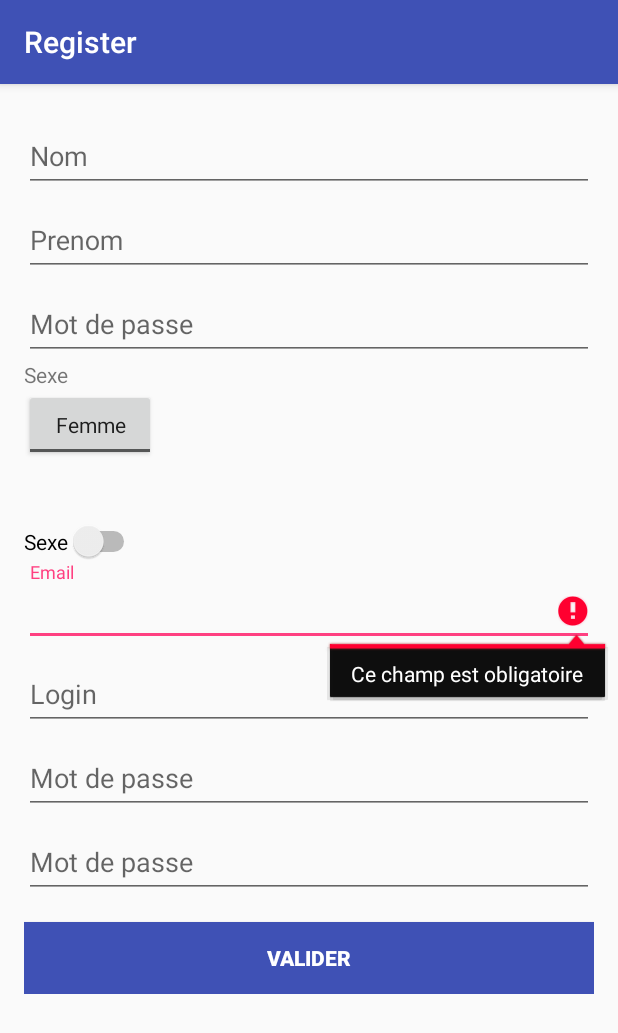
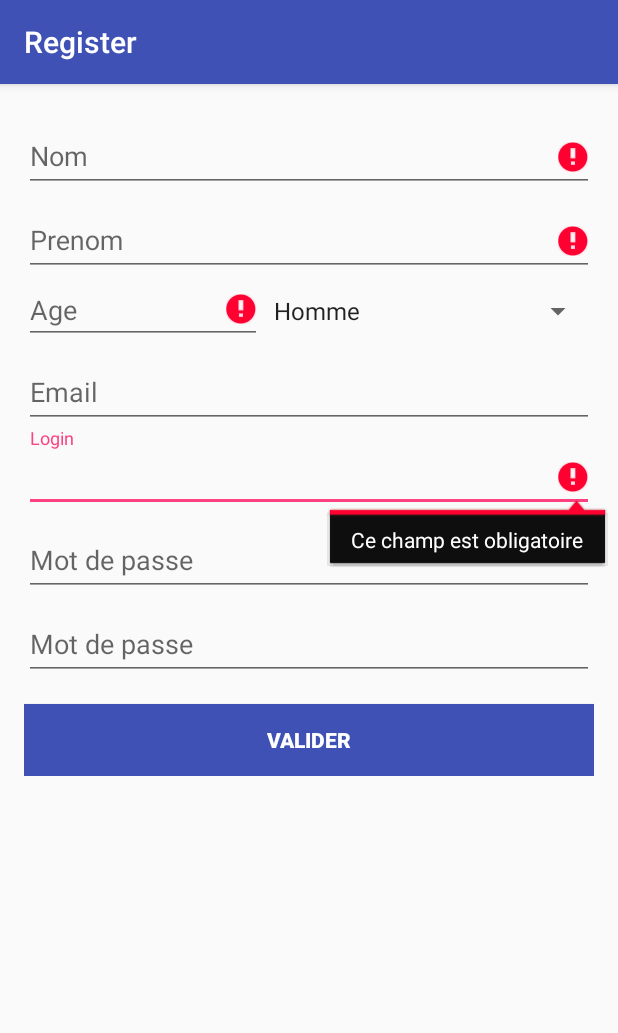
Before and after one commit to DherJ/Terrasport, an Android app: the RegisterActivity screen opened directly, with no data from a screen before it, after a tap on "VALIDER", on a phone screen of 412 x 824 dp. Shown: the top 1033 px of the screen. Run offline under Robolectric (Android 15) with nearby library versions, the phone set to English and light mode, and no system bars; libraries missing offline, so code that uses them is left out: org.springframework.http, org.springframework.util, org.springframework.web; 4 statements that could not run were skipped.

Commit message:
mise à jour RegisterActivity

```diff
--- a/app/src/main/java/com/terrasport/activity/RegisterActivity.java
+++ b/app/src/main/java/com/terrasport/activity/RegisterActivity.java
@@ -18,12 +18,11 @@ import android.view.KeyEvent;
 import android.view.View;
 import android.view.View.OnClickListener;
 import android.view.inputmethod.EditorInfo;
-import android.widget.ArrayAdapter;
-import android.widget.AutoCompleteTextView;
+import android.widget.AdapterView;
 import android.widget.Button;
 import android.widget.EditText;
+import android.widget.Spinner;
 import android.widget.TextView;
-import android.widget.ToggleButton;
 
 import com.google.android.gms.appindexing.Action;
 import com.google.android.gms.appindexing.AppIndex;
@@ -32,9 +31,9 @@ import com.google.android.gms.common.api.GoogleApiClient;
 import com.terrasport.R;
 import com.terrasport.model.Utilisateur;
 
-import org.springframework.http.converter.FormHttpMessageConverter;
-import org.springframework.http.converter.HttpMessageConverter;
+import org.springframework.http.ResponseEntity;
 import org.springframework.http.converter.StringHttpMessageConverter;
+import org.springframework.http.converter.json.MappingJacksonHttpMessageConverter;
 import org.springframework.util.LinkedMultiValueMap;
 import org.springframework.util.MultiValueMap;
 import org.springframework.web.client.RestTemplate;
@@ -54,11 +53,17 @@ public class RegisterActivity extends AppCompatActivity implements LoaderCallbac
     private Utilisateur utilisateur;
 
     // UI references.
-    private AutoCompleteTextView mEmailView;
-    private EditText mPasswordView;
     private View mProgressView;
     private View mLoginFormView;
-    private ToggleButton toggleButton;
+
+    private EditText nomView;
+    private EditText prenomView;
+    private EditText mailView;
+    private EditText loginView;
+    private EditText ageView;
+    private EditText passwordView;
+    private EditText passwordValidationView;
+    private Spinner selectSexe;
 
     /**
      * ATTENTION: This was auto-generated to implement the App Indexing API.
@@ -71,11 +76,14 @@ public class RegisterActivity extends AppCompatActivity implements LoaderCallbac
         super.onCreate(savedInstanceState);
         setContentView(R.layout.activity_register);
         utilisateur = new Utilisateur();
-        // Set up the login form.
-        mEmailView = (AutoCompleteTextView) findViewById(R.id.input_email);
-
-        mPasswordView = (EditText) findViewById(R.id.input_password);
-        mPasswordView.setOnEditorActionListener(new TextView.OnEditorActionListener() {
+        nomView = (EditText) findViewById(R.id.input_nom);
+        prenomView = (EditText) findViewById(R.id.input_prenom);
+        mailView = (EditText) findViewById(R.id.input_email);
+        ageView = (EditText) findViewById(R.id.input_age);
+        loginView = (EditText) findViewById(R.id.input_login);
+        passwordView = (EditText) findViewById(R.id.input_password);
+        passwordValidationView = (EditText) findViewById(R.id.input_password_repeat);
+        passwordView.setOnEditorActionListener(new TextView.OnEditorActionListener() {
             @Override
             public boolean onEditorAction(TextView textView, int id, KeyEvent keyEvent) {
                 if (id == R.id.login || id == EditorInfo.IME_NULL) {
@@ -86,16 +94,20 @@ public class RegisterActivity extends AppCompatActivity implements LoaderCallbac
             }
         });
 
-        toggleButton = (ToggleButton) findViewById(R.id.input_sexe);
-        toggleButton.setOnClickListener(new OnClickListener() {
+        selectSexe = (Spinner) findViewById(R.id.utilisateur_select_sexe);
+        selectSexe.setOnItemSelectedListener(new AdapterView.OnItemSelectedListener() {
             @Override
-            public void onClick(View view) {
-                utilisateur.setSexe(toggleButton.getText().toString());
+            public void onItemSelected(AdapterView<?> parent, View view, int position, long id) {
+                utilisateur.setSexe(selectSexe.getSelectedItem().toString());
+            }
+
+            @Override
+            public void onNothingSelected(AdapterView<?> parent) {
             }
         });
 
-        Button mEmailSignInButton = (Button) findViewById(R.id.register_button);
-        mEmailSignInButton.setOnClickListener(new OnClickListener() {
+        Button registerButton = (Button) findViewById(R.id.register_button);
+        registerButton.setOnClickListener(new OnClickListener() {
             @Override
             public void onClick(View view) {
                 attemptLogin();
@@ -120,34 +132,62 @@ public class RegisterActivity extends AppCompatActivity implements LoaderCallbac
         }
 
         // Reset errors.
-        mEmailView.setError(null);
-        mPasswordView.setError(null);
+        nomView.setError(null);
+        prenomView.setError(null);
+        mailView.setError(null);
+        ageView.setError(null);
+        loginView.setError(null);
+        passwordView.setError(null);
+        passwordValidationView.setError(null);
 
         // Store values at the time of the login attempt.
-        String email = mEmailView.getText().toString();
-        String password = mPasswordView.getText().toString();
+        String nom = nomView.getText().toString();
+        String prenom = prenomView.getText().toString();
+        String mail = mailView.getText().toString();
+        String age = ageView.getText().toString();
+        String login = loginView.getText().toString();
+        String password = passwordView.getText().toString();
+        String passwordValidation = passwordValidationView.getText().toString();
 
         boolean cancel = false;
         View focusView = null;
 
         // Check for a valid password, if the user entered one.
-        if (!TextUtils.isEmpty(password) && !isPasswordValid(password)) {
-            mPasswordView.setError(getString(R.string.error_invalid_password));
-            focusView = mPasswordView;
+        if ( !TextUtils.isEmpty(password) && !isPasswordValid(password) ) {
+            passwordView.setError(getString(R.string.error_invalid_password));
+            focusView = passwordView;
             cancel = true;
         }
-
-        // Check for a valid email address.
-        if (TextUtils.isEmpty(email)) {
-            mEmailView.setError(getString(R.string.error_field_required));
-            focusView = mEmailView;
-            cancel = true;
-        } else if (!isEmailValid(email)) {
-            mEmailView.setError(getString(R.string.error_invalid_email));
-            focusView = mEmailView;
+        if ( !TextUtils.isEmpty(password) && isPasswordValid(password) && isPasswordValidationValid(password, passwordValidation) ) {
+            passwordValidationView.setError(getString(R.string.error_invalid_password));
+            focusView = passwordValidationView;
             cancel = true;
         }
-
+        if (TextUtils.isEmpty(nom)) {
+            nomView.setError(getString(R.string.error_field_required));
+            focusView = loginView;
+            cancel = true;
+        }
+        if (TextUtils.isEmpty(prenom)) {
+            prenomView.setError(getString(R.string.error_field_required));
+            focusView = loginView;
+            cancel = true;
+        }
+        if (TextUtils.isEmpty(age)) {
+            ageView.setError(getString(R.string.error_field_required));
+            focusView = loginView;
+            cancel = true;
+        }
+        // Check for a valid email address.
+        if (TextUtils.isEmpty(login)) {
+            loginView.setError(getString(R.string.error_field_required));
+            focusView = loginView;
+            cancel = true;
+        } else if (!isEmailValid(login)) {
+            loginView.setError(getString(R.string.error_invalid_email));
+            focusView = loginView;
+            cancel = true;
+        }
         if (cancel) {
             // There was an error; don't attempt login and focus the first
             // form field with an error.
@@ -156,19 +196,30 @@ public class RegisterActivity extends AppCompatActivity implements LoaderCallbac
             // Show a progress spinner, and kick off a background task to
             // perform the user login attempt.
             showProgress(true);
-            mAuthTask = new UserRegisterTask(email, password);
+
+            utilisateur.setNom(nomView.getText().toString());
+            utilisateur.setPrenom(prenomView.getText().toString());
+            utilisateur.setEmail(mailView.getText().toString());
+            utilisateur.setSexe(selectSexe.getSelectedItem().toString());
+            utilisateur.setAge(Integer.parseInt(ageView.getText().toString()));
+            utilisateur.setLogin(login);
+            utilisateur.setPassword(password);
+
+            mAuthTask = new UserRegisterTask(utilisateur);
             mAuthTask.execute((String) null);
         }
     }
 
     private boolean isEmailValid(String email) {
-        //TODO: Replace this with your own logic
         return email.contains("@");
     }
 
     private boolean isPasswordValid(String password) {
-        //TODO: Replace this with your own logic
         return password.length() > 4;
+    }
+
+    private boolean isPasswordValidationValid(String password, String passwordValidation) {
+        return password.equals(passwordValidation);
     }
 
     /**
@@ -232,22 +283,11 @@ public class RegisterActivity extends AppCompatActivity implements LoaderCallbac
             emails.add(cursor.getString(ProfileQuery.ADDRESS));
             cursor.moveToNext();
         }
-
-        addEmailsToAutoComplete(emails);
     }
 
     @Override
     public void onLoaderReset(Loader<Cursor> cursorLoader) {
 
-    }
-
-    private void addEmailsToAutoComplete(List<String> emailAddressCollection) {
-        //Create adapter to tell the AutoCompleteTextView what to show in its dropdown list.
-        ArrayAdapter<String> adapter =
-                new ArrayAdapter<>(RegisterActivity.this,
-                        android.R.layout.simple_dropdown_item_1line, emailAddressCollection);
-
-        mEmailView.setAdapter(adapter);
     }
 
     /**
@@ -301,42 +341,51 @@ public class RegisterActivity extends AppCompatActivity implements LoaderCallbac
      * Represents an asynchronous login/registration task used to authenticate
      * the user.
      */
-    public class UserRegisterTask extends AsyncTask<String, Void, String> {
+    public class UserRegisterTask extends AsyncTask<Object, Object, ResponseEntity<ResponseEntity>> {
 
-        private final String mEmail;
-        private final String mPassword;
+        private Utilisateur utilisateur;
 
-        UserRegisterTask(String email, String password) {
-            mEmail = email;
-            mPassword = password;
+        UserRegisterTask(Utilisateur pUtilisateur) {
+            utilisateur = pUtilisateur;
         }
 
         @Override
-        protected String doInBackground(String... params) {
+        protected ResponseEntity<ResponseEntity> doInBackground(Object... params) {
             // TODO: attempt authentication against a network service.
 
             try {
-                // Simulate network access.
-
-                RestTemplate restTemplate = new RestTemplate();
-
-                HttpMessageConverter formHttpMessageConverter = new FormHttpMessageConverter();
-                HttpMessageConverter stringHttpMessageConverternew = new StringHttpMessageConverter();
-
-                restTemplate.getMessageConverters().add(formHttpMessageConverter);
-                restTemplate.getMessageConverters().add(stringHttpMessageConverternew);
+/*
+                Utilisateur utilisateur = new Utilisateur();
+                utilisateur.setNom(nom);
+                utilisateur.setPrenom(prenom);
+                utilisateur.setEmail(mail);
+                utilisateur.setAge(age);
+                utilisateur.setLogin(login);
+                utilisateur.setPassword(password);
 
                 MultiValueMap<String, String> map = new LinkedMultiValueMap<String, String>();
-                map.add("first_name", "Stancho");
-                map.add("last_name", "Stanchev");
+                map.add("nom", nom);
+                map.add("prenom", prenom);
+                map.add("age", age + "");
+                map.add("email", mail);
+                map.add("login", login);
+                map.add("password", password);
+*/
+
+                String uri = new String("http://192.168.1.24:8080/utilisateur/sauvegarder");
+                RestTemplate rt = new RestTemplate();
+
+                rt.getMessageConverters().add(new MappingJacksonHttpMessageConverter());
+
+                rt.getMessageConverters().add(new StringHttpMessageConverter());
 
                 Thread.sleep(2000);
 
-                return
-                        restTemplate.postForObject(params[0], map, String.class);
+                return rt.postForEntity(uri, utilisateur, ResponseEntity.class);
 
             } catch (InterruptedException e) {
-                return e.toString();
+                e.printStackTrace();
+                return null;
             }
         }
 
--- a/app/src/main/res/layout/activity_register.xml
+++ b/app/src/main/res/layout/activity_register.xml
@@ -26,7 +26,7 @@
                 android:layout_width="match_parent"
                 android:layout_height="wrap_content">
 
-                <AutoCompleteTextView
+                <EditText
                     android:id="@+id/input_nom"
                     android:layout_width="match_parent"
                     android:layout_height="wrap_content"
@@ -41,7 +41,7 @@
                 android:layout_width="match_parent"
                 android:layout_height="wrap_content">
 
-                <AutoCompleteTextView
+                <EditText
                     android:id="@+id/input_prenom"
                     android:layout_width="match_parent"
                     android:layout_height="wrap_content"
@@ -52,61 +52,36 @@
 
             </android.support.design.widget.TextInputLayout>
 
-            <android.support.design.widget.TextInputLayout
+            <LinearLayout
+                android:id="@+id/linear_layout_sexe"
                 android:layout_width="match_parent"
-                android:layout_height="match_parent">
+                android:layout_height="wrap_content"
+                android:orientation="horizontal">
 
                 <EditText
                     android:id="@+id/input_age"
-                    android:layout_width="match_parent"
+                    android:layout_width="wrap_content"
                     android:layout_height="wrap_content"
-                    android:hint="@string/prompt_password"
-                    android:imeActionId="@+id/password"
-                    android:imeActionLabel="@string/action_sign_in_short"
-                    android:imeOptions="actionUnspecified"
-                    android:inputType="textPassword"
+                    android:hint="@string/prompt_age"
+                    android:inputType="number"
                     android:maxLines="1"
-                    android:singleLine="true" />
+                    android:layout_weight="1"/>
 
-            </android.support.design.widget.TextInputLayout>
+                <Spinner
+                    android:id="@+id/utilisateur_select_sexe"
+                    android:layout_width="wrap_content"
+                    android:layout_height="wrap_content"
+                    android:entries="@array/sexe_array"
+                    android:prompt="@string/utilisateur_select_sexe"
+                    android:layout_weight="1"/>
+
+            </LinearLayout>
 
             <android.support.design.widget.TextInputLayout
                 android:layout_width="match_parent"
                 android:layout_height="wrap_content">
 
-                <TextView
-                        android:text="@string/utilisateur_sexe"
-                        android:layout_width="wrap_content"
-                        android:layout_height="match_parent"
-                        android:id="@+id/textViewSexe"
-                        android:layout_weight="1" />
-
-                <ToggleButton
-                    android:id="@+id/input_sexe"
-                    style="@style/AppTheme"
-                    android:layout_width="wrap_content"
-                    android:layout_height="match_parent"
-                    android:layout_weight="1"
-                    android:layout_marginBottom="20dp"
-                    android:textOn="Homme"
-                    android:textOff="Femme" />
-
-                <Switch
-                    android:id="@+id/mySwitch"
-                    android:layout_width="wrap_content"
-                    android:layout_height="wrap_content"
-                    android:layout_alignParentLeft="true"
-                    android:layout_alignParentTop="true"
-                    android:layout_marginTop="20dp"
-                    android:text="@string/utilisateur_sexe" />
-
-            </android.support.design.widget.TextInputLayout>
-
-            <android.support.design.widget.TextInputLayout
-                android:layout_width="match_parent"
-                android:layout_height="wrap_content">
-
-                <AutoCompleteTextView
+                <EditText
                     android:id="@+id/input_email"
                     android:layout_width="match_parent"
                     android:layout_height="wrap_content"
@@ -121,7 +96,7 @@
                 android:layout_width="match_parent"
                 android:layout_height="wrap_content">
 
-                <AutoCompleteTextView
+                <EditText
                     android:id="@+id/input_login"
                     android:layout_width="match_parent"
                     android:layout_height="wrap_content"
--- a/app/src/main/res/values/strings.xml
+++ b/app/src/main/res/values/strings.xml
@@ -10,6 +10,7 @@
     <string name="utilisateur_prenom">Prenom</string>
     <string name="utilisateur_age">Age</string>
     <string name="utilisateur_sexe">Sexe</string>
+    <string name="utilisateur_select_sexe">Sélectionnez un sexe</string>
     <string name="utilisateur_mail">Email</string>
 
     <string name="prompt_email">Login</string>
@@ -23,4 +24,12 @@
     </string>
     <string name="action_creer_compte">Créer un compte</string>
     <string name="title_activity_register">Register</string>
+    <string name="prompt_age">Age</string>
+
+    <string-array name="sexe_array">
+        <item>Homme</item>
+        <item>Femme</item>
+        <item>Autre</item>
+    </string-array>
+
 </resources>
```
